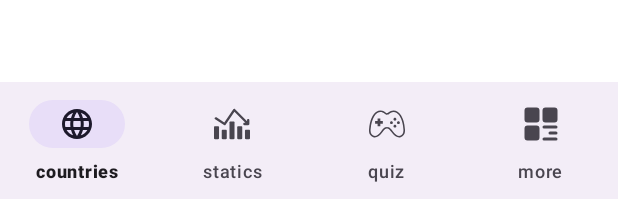
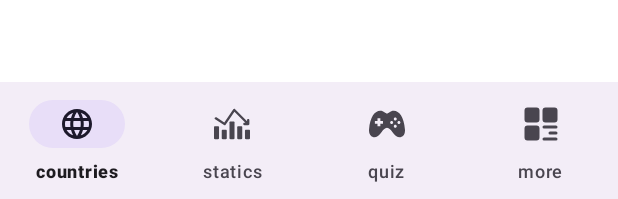
Before and after one commit to bahromzodabehruz0220/World-Atlas, an Android app: the layout activity_main.xml on its own in the app's theme, with its tools: preview values and no code run, on a phone screen of 412 x 824 dp. Shown: the part 1034-1233 px from the top of the screen. Run offline under Robolectric (Android 15) with nearby library versions, the phone set to English and light mode, and no system bars.

```diff
--- /dev/null
+++ b/app/src/main/res/drawable/game_icon.xml
@@ -0,0 +1,4 @@
+<vector android:height="24dp" android:viewportHeight="512"
+    android:viewportWidth="512" android:width="24dp" xmlns:android="http://schemas.android.com/apk/res/android">
+    <path android:fillColor="#000000" android:pathData="M511.27,335.86c-13.7,-182.84 -84.68,-268.05 -158.19,-268.05c-55.32,0 -73.12,39.47 -97.09,39.47c-23.96,0 -41.82,-39.47 -97.09,-39.47c-73.5,0 -144.49,85.22 -158.19,268.05c-5.22,57.88 18.23,94.73 56.04,105.86c38.22,11.26 84.93,-16.55 123.43,-72.47c17.15,-24.92 46.27,-58.46 75.81,-58.46c29.54,0 58.66,33.53 75.81,58.46c38.5,55.93 85.21,83.73 123.43,72.47C493.05,430.6 516.5,393.74 511.27,335.86zM198.69,252.42h-37.12v37.12H120.87v-37.12H83.75v-40.71h37.12v-37.12h40.71v37.12h37.12V252.42zM321.91,257.77c-11.86,0 -21.47,-9.6 -21.47,-21.46c0,-11.85 9.61,-21.46 21.47,-21.46c11.85,0 21.47,9.61 21.47,21.46C343.38,248.17 333.77,257.77 321.91,257.77zM373.77,309.64c-11.85,0 -21.45,-9.61 -21.45,-21.47c0,-11.85 9.61,-21.46 21.45,-21.46c11.86,0 21.47,9.61 21.47,21.46C395.24,300.04 385.63,309.64 373.77,309.64zM373.77,205.9c-11.85,0 -21.45,-9.61 -21.45,-21.47c0,-11.86 9.61,-21.47 21.45,-21.47c11.86,0 21.47,9.61 21.47,21.47C395.24,196.29 385.63,205.9 373.77,205.9zM425.64,257.77c-11.85,0 -21.47,-9.6 -21.47,-21.46c0,-11.85 9.61,-21.46 21.47,-21.46c11.86,0 21.47,9.61 21.47,21.46C447.11,248.17 437.51,257.77 425.64,257.77z"/>
+</vector>
--- a/app/src/main/res/menu/bottom_menu.xml
+++ b/app/src/main/res/menu/bottom_menu.xml
@@ -13,7 +13,7 @@
 
     <item
         android:id="@+id/quizFragment"
-        android:icon="@drawable/game"
+        android:icon="@drawable/game_icon"
         android:title="@string/quiz" />
 
     <item
```
